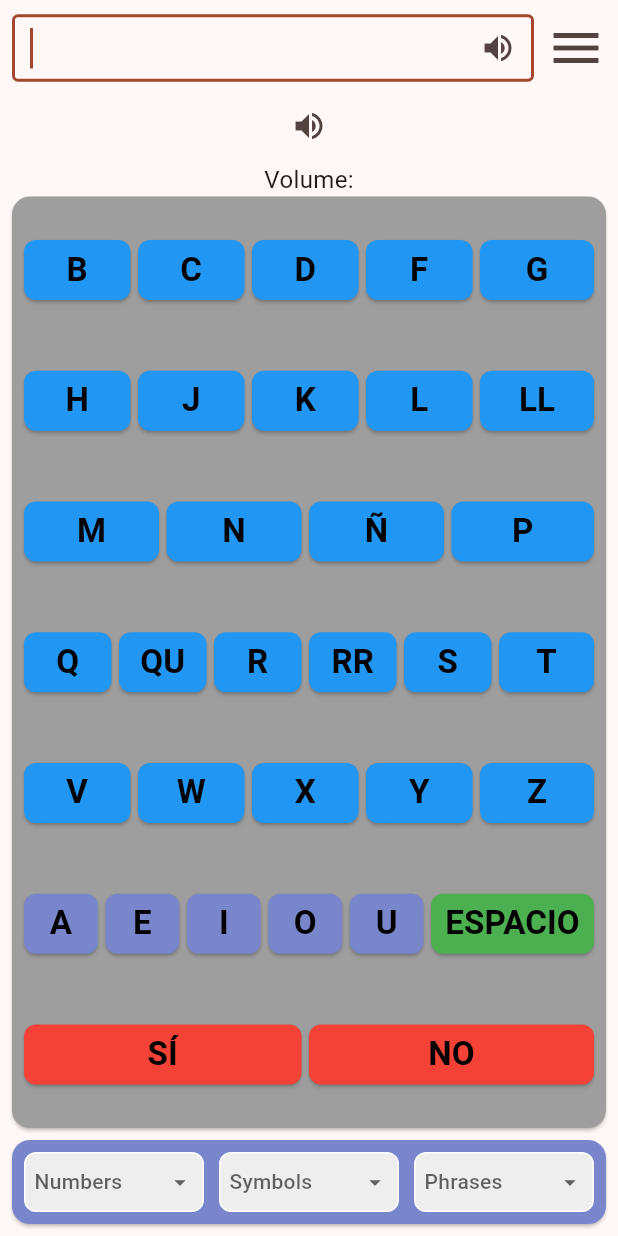
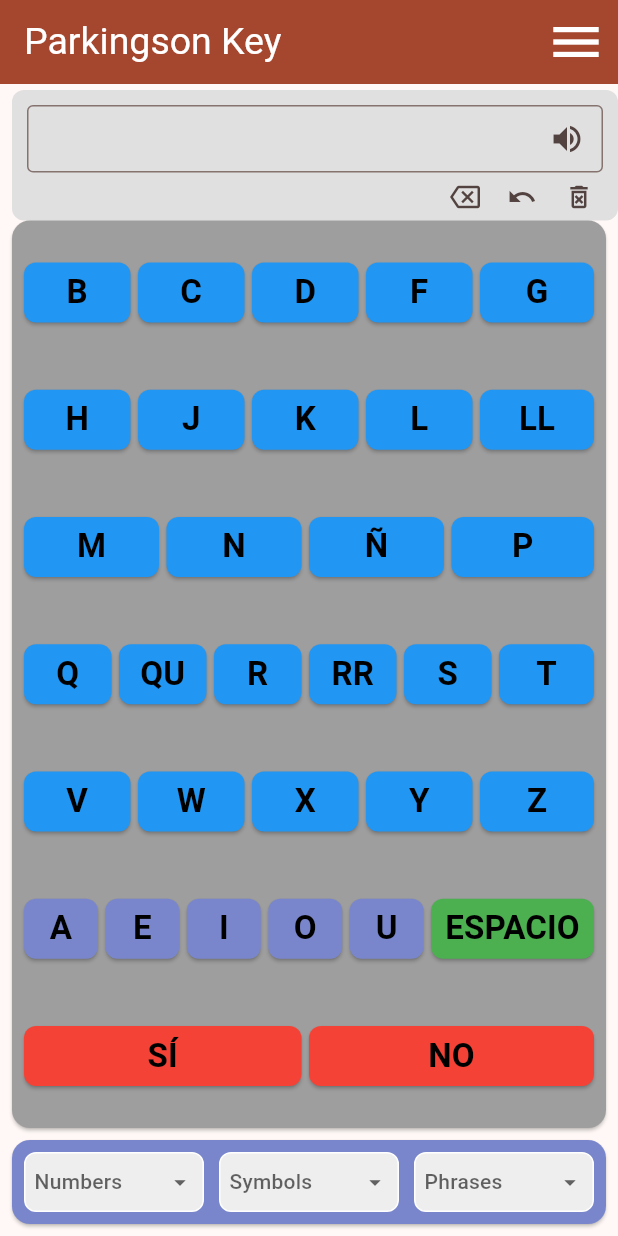
Before and after one commit to IT-Rafa/parkingson_key, a Flutter app: the screen it shows after launch, on a phone screen of 412 x 824 dp. Run offline on Flutter 3.47's test engine with Material 3 defaults, Android fonts, the phone set to English and light mode, and no system bars; our stand-ins replace easy_localization, flutter_riverpod, shared_preferences; Roboto replaces fonts that are missing (Commissioner).

Commit message:
fix buttons and add hiden appbar

```diff
--- a/lib/src/features/uix/screens/keyboard/keyboard_screen.dart
+++ b/lib/src/features/uix/screens/keyboard/keyboard_screen.dart
@@ -5,6 +5,7 @@
 import 'package:parkingson_key/src/features/uix/screens/keyboard/widgets/keyboard_port_header.dart';
 import 'package:parkingson_key/src/features/uix/screens/keyboard/widgets/numbers_dropdown.dart';
 import 'package:parkingson_key/src/features/uix/screens/keyboard/widgets/phrases_dropdown.dart';
+import 'package:parkingson_key/src/features/uix/screens/keyboard/widgets/settings_menu.dart';
 import 'package:parkingson_key/src/features/uix/screens/keyboard/widgets/symbols_dropdown.dart';
 
 class KeyboardScreen extends ConsumerStatefulWidget {
@@ -17,6 +18,13 @@
 class _KeyboardScreenState extends ConsumerState<KeyboardScreen> {
   late final TextEditingController _controller;
   late final FocusNode _focusNode;
+  late bool _showAppBar = true;
+
+  void _toggleAppBarVisibility() {
+    setState(() {
+      _showAppBar = !_showAppBar;
+    });
+  }
 
   @override
   void initState() {
@@ -51,7 +59,13 @@
 
     return SafeArea(
       child: Scaffold(
-        body: Column(
+        appBar: _showAppBar
+            ? AppBar(title: const Text('Parkingson Key'), actions: [        SettingsMenu(),])
+            : null,
+
+        body: GestureDetector(
+          onTap: _toggleAppBarVisibility,
+          child: Column(
             children: [
               // ------ HEADER (portrait/landscape) ------
               if (orientation == Orientation.portrait)
@@ -71,19 +85,7 @@
                   ),
                 ),
               // --------- ICONOS BORRADO ----------
-            Column(
-              mainAxisSize: MainAxisSize.min,
-              children: <Widget>[
-                IconButton(
-                  icon: const Icon(Icons.volume_up),
-                  tooltip: 'Increase volume by 10',
-                  onPressed: () {
-                    setState(() {});
-                  },
-                ),
-                Text('Volume:'),
-              ],
-            ),
+
               // --------- TECLADO PRINCIPAL ----------
               Expanded(
                 child: Card(
@@ -125,6 +127,7 @@
             ],
           ),
         ),
+      ),
     );
   }
 }
--- a/lib/src/features/uix/screens/keyboard/widgets/keyboard_port_header.dart
+++ b/lib/src/features/uix/screens/keyboard/widgets/keyboard_port_header.dart
@@ -1,5 +1,4 @@
 import 'package:flutter/material.dart';
-import 'package:parkingson_key/src/features/uix/screens/keyboard/widgets/settings_menu.dart';
 import 'package:parkingson_key/src/features/uix/screens/keyboard/widgets/write_text_field.dart';
 
 class KeyboardPortHeader extends StatefulWidget {
@@ -21,26 +20,69 @@
 
   @override
   Widget build(BuildContext context) {
-    return Column(
+    return Row(
+      crossAxisAlignment: CrossAxisAlignment.start,
       children: [
-        // Row with TextField + Menu Icon
-        Row(
-          children: [
-            // TextField
-            Expanded(
-              child: SizedBox(
-                height: 45,
-                child: WriteTextField(widget: widget),
-              ),
+        // Preparamos el espacio para el TextField
+        Expanded(
+          // -- Columna con el TextField y los iconos de borrar
+          child: Container(
+            padding: const EdgeInsets.fromLTRB(10, 10, 10, 0),
+            decoration: BoxDecoration(
+              color: Colors.grey[300],
+              borderRadius: BorderRadius.circular(8),
             ),
-            // Menu Icon
-            SettingsMenu(),
-          ],
+            child: Column(
+              crossAxisAlignment: CrossAxisAlignment.start,
+              children: [
+                // -- TextField
+                SizedBox(height: 45, child: WriteTextField(widget: widget)),
+                // -- Iconos de borrar
+                Row(
+                  mainAxisAlignment: MainAxisAlignment.end,
+                  children: [
+                    // -- Icono Borrado Caracter
+                    SizedBox(
+                      width: 32,
+                      height: 32,
+                      child: IconButton(
+                        padding: EdgeInsets.zero,
+                        iconSize: 20,
+                        onPressed: () {},
+                        icon: Icon(Icons.backspace_outlined),
+                      ),
+                    ),
+                    const SizedBox(width: 6),
+                    // -- Icono Borrado Palabra
+                    SizedBox(
+                      width: 32,
+                      height: 32,
+                      child: IconButton(
+                        padding: EdgeInsets.zero,
+                        iconSize: 20,
+                        onPressed: () {},
+                        icon: Icon(Icons.undo),
+                      ),
+                    ),
+                    const SizedBox(width: 6),
+                    // -- Icono Borrado Total
+                    SizedBox(
+                      width: 32,
+                      height: 32,
+                      child: IconButton(
+                        padding: EdgeInsets.zero,
+                        iconSize: 20,
+                        onPressed: () {},
+                        icon: Icon(Icons.delete_forever_outlined),
+                      ),
+                    ),
+                  ],
+                ),
+              ],
+            ),
+          ),
         ),
-
-        // Grupo Selector botones + botones
-        // Selector + divisor
-      ],
+     ],
     );
   }
 }
--- a/lib/src/features/uix/screens/keyboard/widgets/write_text_field.dart
+++ b/lib/src/features/uix/screens/keyboard/widgets/write_text_field.dart
@@ -13,7 +13,6 @@
   Widget build(BuildContext context) {
     return TextField(
       controller: widget.controller,
-      focusNode: widget.focusNode,
       readOnly: true,
       showCursor: true,
       decoration: const InputDecoration(
```
Lines whose indentation alone changed are shown as unchanged.
